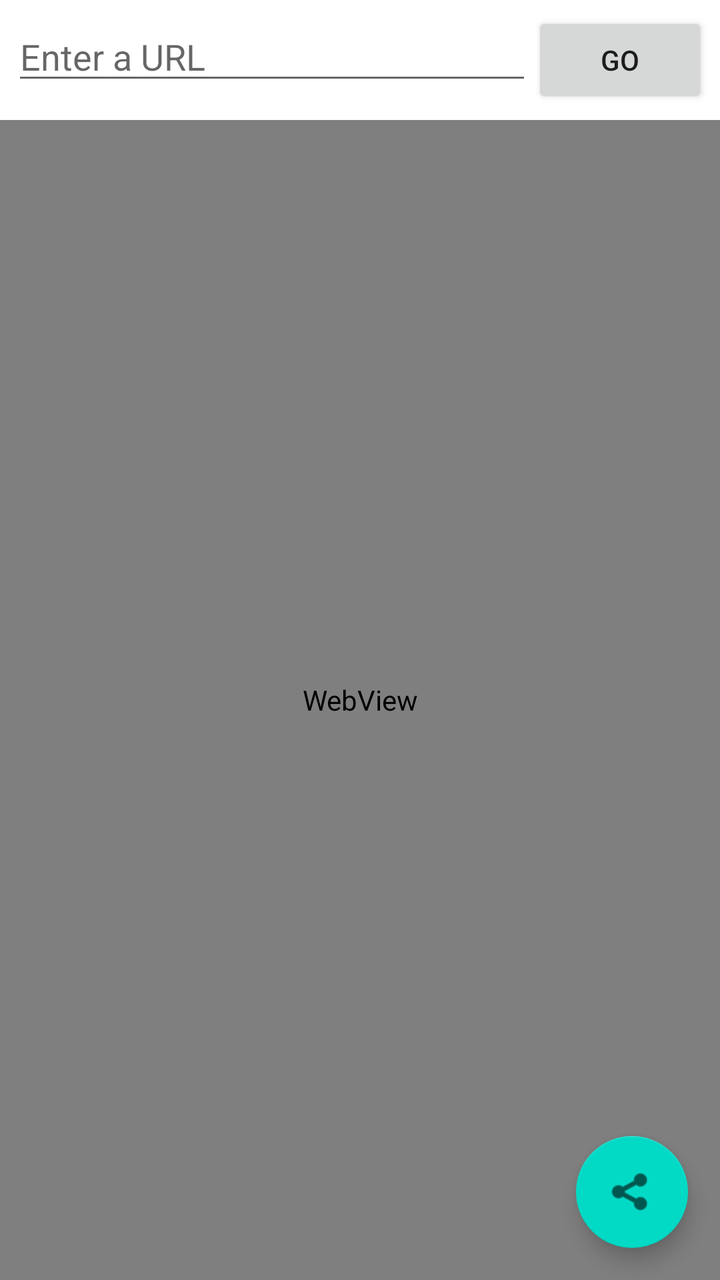
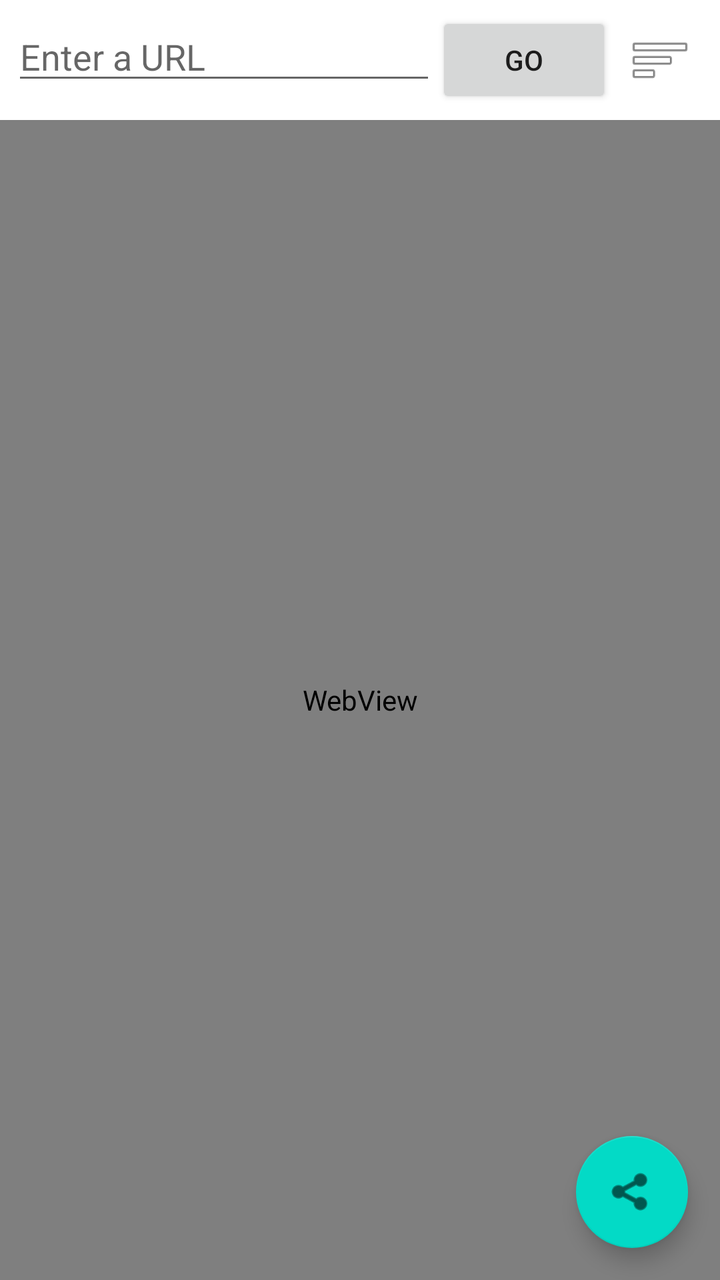

An Android layout rendered at two revisions. The XML below is the earlier revision; the diff shows what the commit changed to produce the second picture.
<!-- AndroidManifest.xml: activity theme Theme.CookiesExtractor -->
<!-- res/layout/activity_main.xml -->
<?xml version="1.0" encoding="utf-8"?>
<FrameLayout xmlns:android="http://schemas.android.com/apk/res/android"
    xmlns:app="http://schemas.android.com/apk/res-auto"
    xmlns:tools="http://schemas.android.com/tools"
    android:layout_width="match_parent"
    android:layout_height="match_parent"
    android:fitsSystemWindows="true"
    tools:context=".MainActivity">

    <LinearLayout
        android:layout_width="match_parent"
        android:layout_height="match_parent"
        android:orientation="vertical">

        
        <LinearLayout
            android:layout_width="match_parent"
            android:layout_height="wrap_content"
            android:orientation="horizontal"
            android:padding="6dp">

            <EditText
                android:id="@+id/url_field"
                android:layout_width="0dp"
                android:layout_height="wrap_content"
                android:layout_weight="1"
                android:hint="@string/url_hint"
                android:inputType="textUri"
                android:imeOptions="actionGo"
                android:maxLines="1" />

            <Button
                android:id="@+id/go_button"
                android:layout_width="wrap_content"
                android:layout_height="wrap_content"
                android:text="@string/go" />
        </LinearLayout>

        
        <WebView
            android:id="@+id/webview"
            android:layout_width="match_parent"
            android:layout_height="0dp"
            android:layout_weight="1" />

    </LinearLayout>

    
    <com.google.android.material.floatingactionbutton.FloatingActionButton
        android:id="@+id/share_fab"
        android:layout_width="wrap_content"
        android:layout_height="wrap_content"
        android:layout_gravity="bottom|end"
        android:layout_margin="16dp"
        android:contentDescription="@string/share_cd"
        app:srcCompat="@android:drawable/ic_menu_share" />

</FrameLayout>
<!-- resources referenced by this layout -->
<resources>
  <string name="go">Go</string>
  <string name="share_cd">Extract and share session cookies</string>
  <string name="url_hint">Enter a URL</string>
  <style name="Theme.CookiesExtractor" parent="Theme.MaterialComponents.DayNight.NoActionBar" />
</resources>

<!-- the commit's change to res/layout/activity_main.xml (unified diff, before → after) -->
@@ -34,6 +34,16 @@
                 android:layout_width="wrap_content"
                 android:layout_height="wrap_content"
                 android:text="@string/go" />
+
+            <ImageButton
+                android:id="@+id/bookmarks_btn"
+                android:layout_width="wrap_content"
+                android:layout_height="wrap_content"
+                android:background="?android:attr/selectableItemBackgroundBorderless"
+                android:contentDescription="@string/bookmarks_btn_cd"
+                android:minWidth="48dp"
+                android:minHeight="48dp"
+                android:src="@android:drawable/ic_menu_sort_by_size" />
         </LinearLayout>
 
         
<!-- resource entries referenced after the edit -->
@@ -1,5 +1,6 @@
 <!-- resources referenced by this layout -->
 <resources>
+  <string name="bookmarks_btn_cd">Open bookmarks</string>
   <string name="go">Go</string>
   <string name="share_cd">Extract and share session cookies</string>
   <string name="url_hint">Enter a URL</string>
